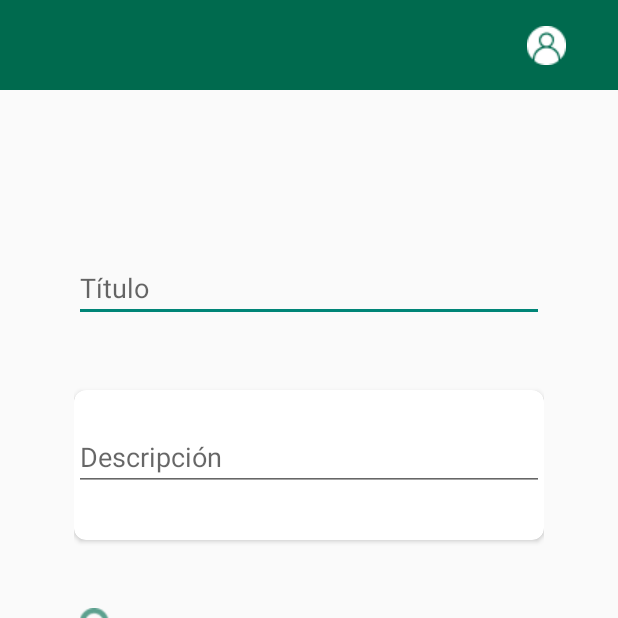
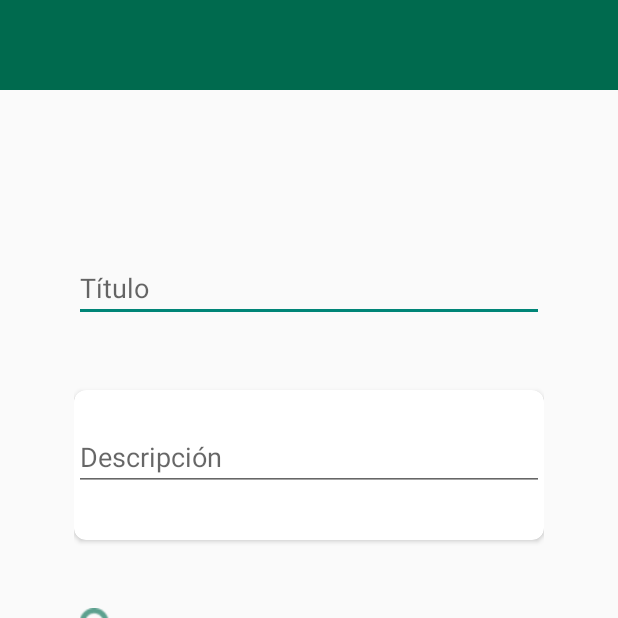
Before and after one commit to ElizaAldana/amaAndroid, an Android app: the ReportarActivity screen opened directly, with no data from a screen before it, on a phone screen of 412 x 824 dp, the top half of it. Run offline under Robolectric (Android 15) with nearby library versions, the phone set to English and light mode, and no system bars.

Commit message:
botones borrados

```diff
--- a/app/src/main/java/com/example/ama/ReportarActivity.java
+++ b/app/src/main/java/com/example/ama/ReportarActivity.java
@@ -10,7 +10,7 @@ import android.widget.EditText;
 
 public class ReportarActivity extends AppCompatActivity implements View.OnClickListener {
 
-    private Button reportarBtn1, cerrarBtn3, pBtnr;
+    private Button reportarBtn1;
     private Button perfilBtnr, reportBtnr, homeBtnr, puntosBtnr, consejosBtnr;
 
 
@@ -19,22 +19,19 @@ public class ReportarActivity extends AppCompatActivity implements View.OnClickL
         super.onCreate(savedInstanceState);
         setContentView(R.layout.activity_reportar);
 
-        pBtnr = findViewById(R.id.pBtnr);
         perfilBtnr = findViewById(R.id.perfilBtnr);
         reportBtnr = findViewById(R.id.reportBtnr);
         homeBtnr = findViewById(R.id.homeBtnr);
         puntosBtnr = findViewById(R.id.puntosBtnr);
         consejosBtnr = findViewById(R.id.consejosBtnr);
-        cerrarBtn3 = findViewById(R.id.cerrarBtn3);
         reportarBtn1 = findViewById(R.id.reportarBtn1);
 
-        pBtnr.setOnClickListener(this);
+
         perfilBtnr.setOnClickListener(this);
         reportBtnr.setOnClickListener(this);
         homeBtnr.setOnClickListener(this);
         puntosBtnr.setOnClickListener(this);
         consejosBtnr.setOnClickListener(this);
-        cerrarBtn3.setOnClickListener(this);
         reportarBtn1.setOnClickListener(this);
 
     }
@@ -42,12 +39,6 @@ public class ReportarActivity extends AppCompatActivity implements View.OnClickL
     public void onClick(View v) {
         switch (v.getId()) {
 
-            case R.id.pBtnr:
-                cerrarBtn3.setVisibility(View.VISIBLE);
-                break;
-            case R.id.cerrarBtn3:
-                finish();
-                break;
             case R.id.perfilBtnr:
                 Intent b = new Intent(this, PerfilActivity.class);
                 startActivity(b);
--- a/app/src/main/res/layout/activity_reportar.xml
+++ b/app/src/main/res/layout/activity_reportar.xml
@@ -5,23 +5,6 @@
     android:layout_width="match_parent"
     android:layout_height="match_parent"
     tools:context=".ReportarActivity">
-
-    <Button
-        android:id="@+id/cerrarBtn3"
-        android:layout_width="128dp"
-        android:layout_height="41dp"
-        android:layout_marginTop="52dp"
-        android:background="@android:drawable/editbox_background"
-        android:fontFamily="@font/robotobold"
-        android:text="Cerrar sesión"
-        android:textAlignment="center"
-        android:textAllCaps="false"
-        android:textColor="#006A4E"
-        android:visibility="invisible"
-        app:layout_constraintEnd_toEndOf="parent"
-        app:layout_constraintHorizontal_bias="0.904"
-        app:layout_constraintStart_toStartOf="parent"
-        app:layout_constraintTop_toTopOf="parent" />
 
     <androidx.constraintlayout.widget.ConstraintLayout
         android:layout_width="0dp"
@@ -190,19 +173,6 @@
         android:background="#006A4E"
         app:layout_constraintEnd_toEndOf="parent"
         app:layout_constraintStart_toStartOf="parent"
-        app:layout_constraintTop_toTopOf="parent">
-
-        <Button
-            android:id="@+id/pBtnr"
-            android:layout_width="26dp"
-            android:layout_height="26dp"
-            android:layout_marginStart="354dp"
-            android:layout_marginEnd="37dp"
-            android:background="@drawable/profile"
-            app:layout_constraintBottom_toBottomOf="parent"
-            app:layout_constraintEnd_toEndOf="parent"
-            app:layout_constraintStart_toStartOf="parent"
-            app:layout_constraintTop_toTopOf="parent" />
-    </androidx.constraintlayout.widget.ConstraintLayout>
+        app:layout_constraintTop_toTopOf="parent"/>
 
 </androidx.constraintlayout.widget.ConstraintLayout>
```
Also changed, not shown: app/src/main/java/com/example/ama/MapaActivity.java (+7 -8 lines), app/src/main/java/com/example/ama/MapaListActivity.java (+21 -2 lines), app/src/main/res/layout/activity_mapa.xml (+0 -10 lines), app/src/main/res/layout/activity_mapa_list.xml (+1 -15 lines).
